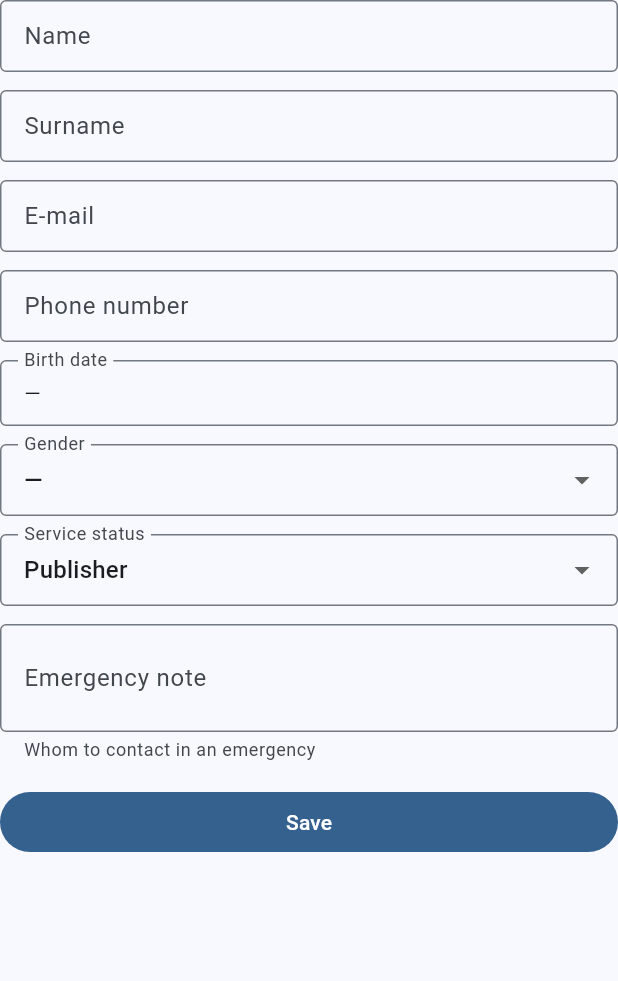
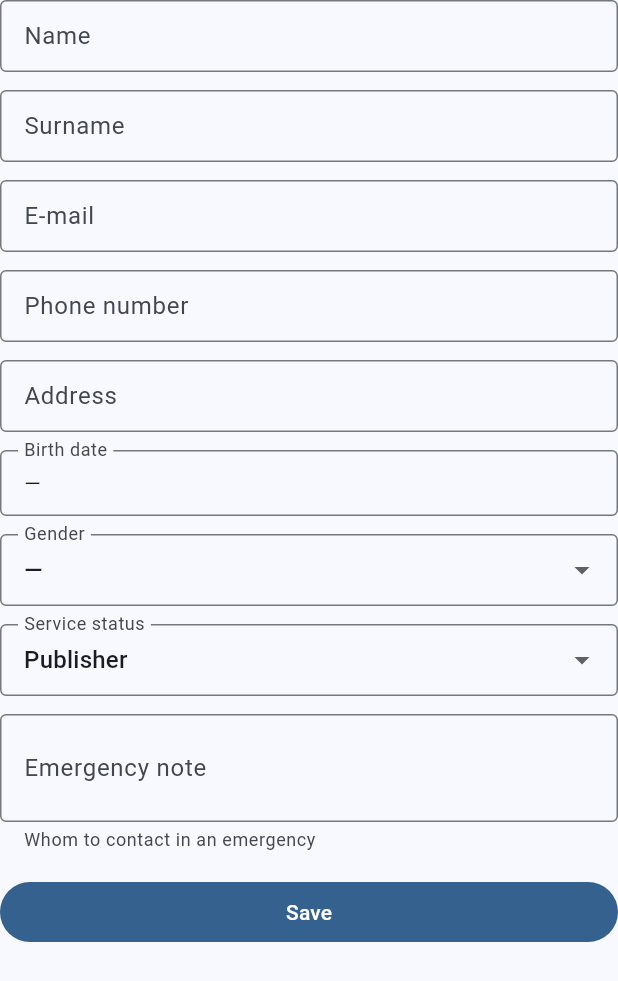
Before and after one commit to vskarda/congregation-scheduler, a Flutter app: the PublisherForm widget shown alone on an empty page, opened directly with empty values, on a phone screen of 412 x 824 dp. Shown: the top 981 px of the screen. Run offline on Flutter 3.47's test engine with Material 3 defaults, Android fonts, the phone set to English and light mode, and no system bars; our stand-ins replace cloud_firestore, file_picker, firebase_auth, firebase_core, flutter_riverpod, freezed_annotation and 5 more; missing offline and left inert: dart:js_interop, mobile_scanner; accounts and stored records are empty.

Commit message:
feat: add address field to PublisherPrivate model and update localization strings

```diff
--- a/lib/core/models/publisher.dart
+++ b/lib/core/models/publisher.dart
@@ -130,6 +130,7 @@ abstract class PublisherPrivate with _$PublisherPrivate {
   const factory PublisherPrivate({
     @Default('') String email,
     @Default('') String phone,
+    @Default('') String address,
 
     /// yyyy-MM-dd
     @Default('') String birthDate,
--- a/lib/features/publishers/publisher_form.dart
+++ b/lib/features/publishers/publisher_form.dart
@@ -29,6 +29,7 @@ class _PublisherFormState extends ConsumerState<PublisherForm> {
   late final TextEditingController _lastName;
   late final TextEditingController _email;
   late final TextEditingController _phone;
+  late final TextEditingController _address;
   late final TextEditingController _emergency;
   late Gender _gender;
   late PublisherStatus _status;
@@ -44,6 +45,7 @@ class _PublisherFormState extends ConsumerState<PublisherForm> {
     _lastName = TextEditingController(text: p.lastName);
     _email = TextEditingController(text: priv?.email ?? '');
     _phone = TextEditingController(text: priv?.phone ?? '');
+    _address = TextEditingController(text: priv?.address ?? '');
     _emergency = TextEditingController(text: priv?.emergencyNote ?? '');
     _gender = p.gender;
     _status = p.status;
@@ -56,6 +58,7 @@ class _PublisherFormState extends ConsumerState<PublisherForm> {
     _lastName.dispose();
     _email.dispose();
     _phone.dispose();
+    _address.dispose();
     _emergency.dispose();
     super.dispose();
   }
@@ -89,6 +92,7 @@ class _PublisherFormState extends ConsumerState<PublisherForm> {
         PublisherPrivate(
           email: _email.text.trim(),
           phone: _phone.text.trim(),
+          address: _address.text.trim(),
           birthDate: _birthDate,
           emergencyNote: _emergency.text.trim(),
         ),
@@ -139,6 +143,13 @@ class _PublisherFormState extends ConsumerState<PublisherForm> {
             decoration: InputDecoration(labelText: l10n.profilePhone),
           ),
           const SizedBox(height: 12),
+          TextFormField(
+            controller: _address,
+            minLines: 1,
+            maxLines: 3,
+            decoration: InputDecoration(labelText: l10n.profileAddress),
+          ),
+          const SizedBox(height: 12),
           InkWell(
             onTap: _pickBirthDate,
             child: InputDecorator(
--- a/lib/l10n/app_cs.arb
+++ b/lib/l10n/app_cs.arb
@@ -92,6 +92,7 @@
   "adminToggleShow": "Zobrazit možnosti správce",
 
   "profilePhone": "Telefonní číslo",
+  "profileAddress": "Adresa",
   "profileBirthDate": "Datum narození",
   "profileGender": "Pohlaví",
   "genderUnknown": "—",
--- a/lib/l10n/app_en.arb
+++ b/lib/l10n/app_en.arb
@@ -95,6 +95,7 @@
   "adminToggleShow": "Show admin options",
 
   "profilePhone": "Phone number",
+  "profileAddress": "Address",
   "profileBirthDate": "Birth date",
   "profileGender": "Gender",
   "genderUnknown": "—",
```
Also changed, not shown: lib/core/models/publisher.freezed.dart, lib/core/models/publisher.g.dart, lib/l10n/generated/app_localizations.dart, lib/l10n/generated/app_localizations_cs.dart, lib/l10n/generated/app_localizations_en.dart.
